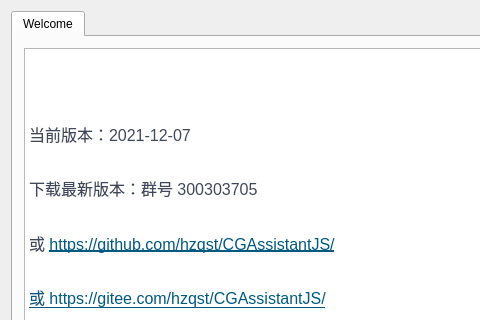
This is CGAssistant/mainwindow.ui in hzqst/CGAssistant as Qt 5 draws it before an edit; both pictures show x 0 to 480 and y 0 to 320 of the 750 by 500 pixel window. The edited form follows.
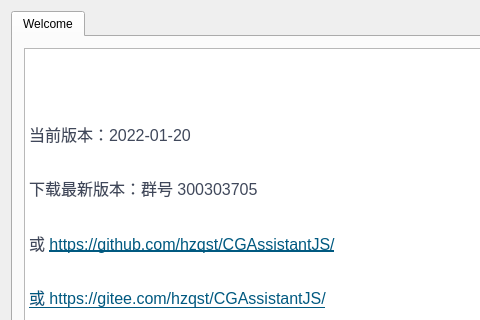
This is the edited form. Icons and pictures are not drawn.

The edit to the form file:
```diff
--- a/CGAssistant/mainwindow.ui
+++ b/CGAssistant/mainwindow.ui
@@ -68,12 +68,12 @@
             </property>
             <property name="html">
              <string>&lt;!DOCTYPE HTML PUBLIC &quot;-//W3C//DTD HTML 4.0//EN&quot; &quot;http://www.w3.org/TR/REC-html40/strict.dtd&quot;&gt;
-&lt;html&gt;&lt;head&gt;&lt;meta name=&quot;qrichtext&quot; content=&quot;1&quot; /&gt;&lt;style type=&quot;text/css&quot;&gt;
+&lt;html&gt;&lt;head&gt;&lt;meta name=&quot;qrichtext&quot; content=&quot;1&quot; /&gt;&lt;meta charset=&quot;utf-8&quot; /&gt;&lt;style type=&quot;text/css&quot;&gt;
 p, li { white-space: pre-wrap; }
-&lt;/style&gt;&lt;/head&gt;&lt;body style=&quot; font-family:'SimSun'; font-size:9pt; font-weight:400; font-style:normal;&quot;&gt;
+&lt;/style&gt;&lt;/head&gt;&lt;body style=&quot; font-family:'Microsoft YaHei UI'; font-size:9pt; font-weight:400; font-style:normal;&quot;&gt;
 &lt;p style=&quot; margin-top:0px; margin-bottom:0px; margin-left:0px; margin-right:0px; -qt-block-indent:0; text-indent:0px;&quot;&gt;&lt;img src=&quot;:/logo.png&quot; /&gt;&lt;/p&gt;
 &lt;p style=&quot;-qt-paragraph-type:empty; margin-top:0px; margin-bottom:16px; margin-left:0px; margin-right:0px; -qt-block-indent:0; text-indent:0px; line-height:160%; font-family:'-apple-system,BlinkMacSystemFont,Segoe UI,Helvetica,Arial,Apple Color Emoji,Segoe UI Emoji,Segoe UI Symbol,Liberation Sans,PingFang SC,Microsoft YaHei,Hiragino Sans GB,Wenquanyi Micro Hei,WenQuanYi Zen Hei,ST Heiti,SimHei,SimSun,WenQuanYi Zen Hei Sharp,sans-serif'; font-size:16px; color:#40485b; background-color:#ffffff;&quot;&gt;&lt;br /&gt;&lt;/p&gt;
-&lt;p style=&quot; margin-top:0px; margin-bottom:16px; margin-left:0px; margin-right:0px; -qt-block-indent:0; text-indent:0px; line-height:160%; background-color:#ffffff;&quot;&gt;&lt;span style=&quot; font-family:'-apple-system,BlinkMacSystemFont,Segoe UI,Helvetica,Arial,Apple Color Emoji,Segoe UI Emoji,Segoe UI Symbol,Liberation Sans,PingFang SC,Microsoft YaHei,Hiragino Sans GB,Wenquanyi Micro Hei,WenQuanYi Zen Hei,ST Heiti,SimHei,SimSun,WenQuanYi Zen Hei Sharp,sans-serif'; font-size:16px; color:#40485b; background-color:#ffffff;&quot;&gt;当前版本：2021-12-07&lt;/span&gt;&lt;/p&gt;
+&lt;p style=&quot; margin-top:0px; margin-bottom:16px; margin-left:0px; margin-right:0px; -qt-block-indent:0; text-indent:0px; line-height:160%; background-color:#ffffff;&quot;&gt;&lt;span style=&quot; font-family:'-apple-system,BlinkMacSystemFont,Segoe UI,Helvetica,Arial,Apple Color Emoji,Segoe UI Emoji,Segoe UI Symbol,Liberation Sans,PingFang SC,Microsoft YaHei,Hiragino Sans GB,Wenquanyi Micro Hei,WenQuanYi Zen Hei,ST Heiti,SimHei,SimSun,WenQuanYi Zen Hei Sharp,sans-serif'; font-size:16px; color:#40485b; background-color:#ffffff;&quot;&gt;当前版本：2022-01-20&lt;/span&gt;&lt;/p&gt;
 &lt;p style=&quot; margin-top:0px; margin-bottom:16px; margin-left:0px; margin-right:0px; -qt-block-indent:0; text-indent:0px; line-height:160%; background-color:#ffffff;&quot;&gt;&lt;span style=&quot; font-family:'-apple-system,BlinkMacSystemFont,Segoe UI,Helvetica,Arial,Apple Color Emoji,Segoe UI Emoji,Segoe UI Symbol,Liberation Sans,PingFang SC,Microsoft YaHei,Hiragino Sans GB,Wenquanyi Micro Hei,WenQuanYi Zen Hei,ST Heiti,SimHei,SimSun,WenQuanYi Zen Hei Sharp,sans-serif'; font-size:16px; color:#40485b; background-color:#ffffff;&quot;&gt;下载最新版本：群号 300303705&lt;/span&gt;&lt;/p&gt;
 &lt;p style=&quot; margin-top:0px; margin-bottom:16px; margin-left:0px; margin-right:0px; -qt-block-indent:0; text-indent:0px; line-height:160%; background-color:#ffffff;&quot;&gt;&lt;span style=&quot; font-family:'-apple-system,BlinkMacSystemFont,Segoe UI,Helvetica,Arial,Apple Color Emoji,Segoe UI Emoji,Segoe UI Symbol,Liberation Sans,PingFang SC,Microsoft YaHei,Hiragino Sans GB,Wenquanyi Micro Hei,WenQuanYi Zen Hei,ST Heiti,SimHei,SimSun,WenQuanYi Zen Hei Sharp,sans-serif'; font-size:16px; color:#40485b; background-color:#ffffff;&quot;&gt;或 &lt;/span&gt;&lt;a href=&quot;https://github.com/hzqst/CGAssistantJS/issues&quot;&gt;&lt;span style=&quot; font-family:'-apple-system,BlinkMacSystemFont,Segoe UI,Helvetica,Arial,Apple Color Emoji,Segoe UI Emoji,Segoe UI Symbol,Liberation Sans,PingFang SC,Microsoft YaHei,Hiragino Sans GB,Wenquanyi Micro Hei,WenQuanYi Zen Hei,ST Heiti,SimHei,SimSun,WenQuanYi Zen Hei Sharp,sans-serif'; font-size:16px; text-decoration: underline; color:#005980; background-color:transparent;&quot;&gt;https://github.com/hzqst/CGAssistantJS/&lt;/span&gt;&lt;/a&gt;&lt;/p&gt;
 &lt;p style=&quot; margin-top:0px; margin-bottom:16px; margin-left:0px; margin-right:0px; -qt-block-indent:0; text-indent:0px; line-height:160%; background-color:#ffffff;&quot;&gt;&lt;a href=&quot;https://github.com/hzqst/CGAssistantJS/issues&quot;&gt;&lt;span style=&quot; font-family:'-apple-system,BlinkMacSystemFont,Segoe UI,Helvetica,Arial,Apple Color Emoji,Segoe UI Emoji,Segoe UI Symbol,Liberation Sans,PingFang SC,Microsoft YaHei,Hiragino Sans GB,Wenquanyi Micro Hei,WenQuanYi Zen Hei,ST Heiti,SimHei,SimSun,WenQuanYi Zen Hei Sharp,sans-serif'; font-size:16px; text-decoration: underline; color:#005980; background-color:transparent;&quot;&gt;或 &lt;/span&gt;&lt;/a&gt;&lt;a href=&quot;https://gitee.com/hzqst/CGAssistantJS/issues&quot;&gt;&lt;span style=&quot; font-family:'-apple-system,BlinkMacSystemFont,Segoe UI,Helvetica,Arial,Apple Color Emoji,Segoe UI Emoji,Segoe UI Symbol,Liberation Sans,PingFang SC,Microsoft YaHei,Hiragino Sans GB,Wenquanyi Micro Hei,WenQuanYi Zen Hei,ST Heiti,SimHei,SimSun,WenQuanYi Zen Hei Sharp,sans-serif'; font-size:16px; text-decoration: underline; color:#005980; background-color:transparent;&quot;&gt;https://gitee.com/hzqst/CGAssistantJS/&lt;/span&gt;&lt;/a&gt;&lt;/p&gt;&lt;/body&gt;&lt;/html&gt;</string>
```
